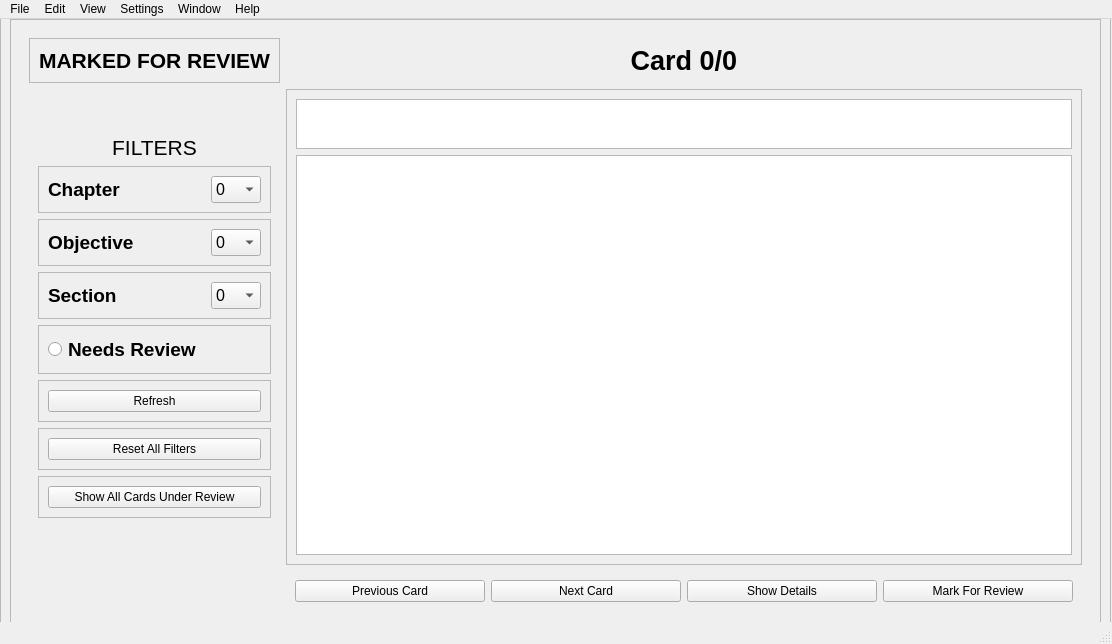
Above: pyqt_ui.ui from j-chisholm/ISTQB-Flashcards before the change. Below: the same form after it.
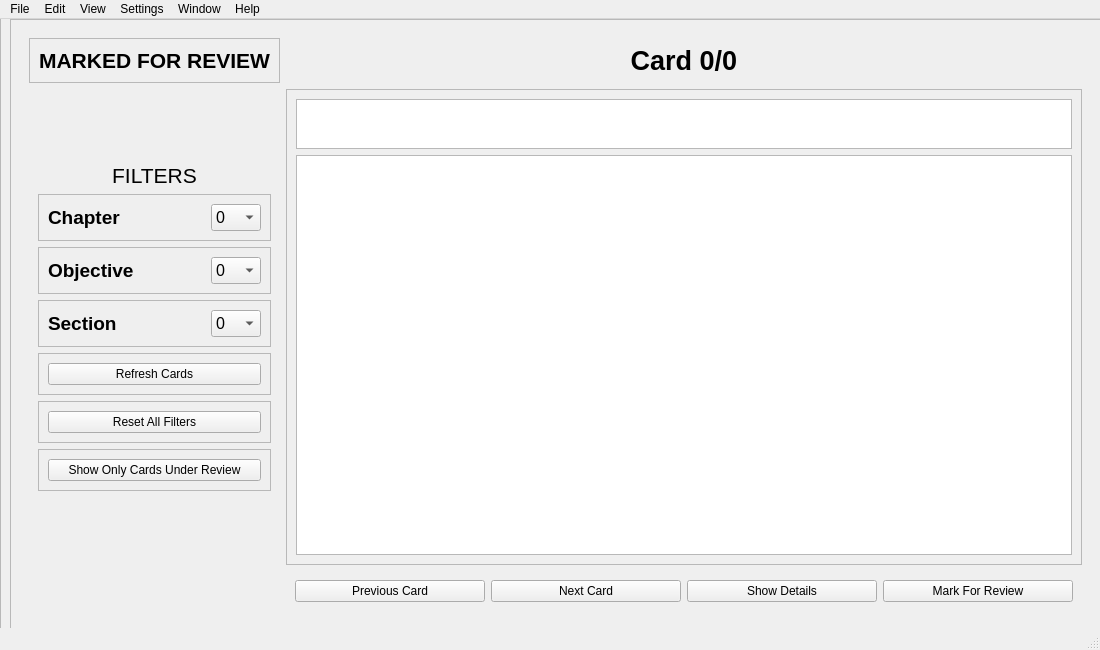
That is the form after the change.

Commit message: Marked for review reducing active cards

```diff
--- a/pyqt_ui.ui
+++ b/pyqt_ui.ui
@@ -6,10 +6,16 @@
    <rect>
     <x>0</x>
     <y>0</y>
-    <width>1112</width>
-    <height>644</height>
+    <width>1100</width>
+    <height>650</height>
    </rect>
   </property>
+  <property name="minimumSize">
+   <size>
+    <width>1100</width>
+    <height>650</height>
+   </size>
+  </property>
   <property name="windowTitle">
    <string>MainWindow</string>
   </property>
@@ -544,43 +550,6 @@
                 </layout>
                </widget>
               </item>
-              <item>
-               <widget class="QFrame" name="frame_11">
-                <property name="frameShape">
-                 <enum>QFrame::StyledPanel</enum>
-                </property>
-                <property name="frameShadow">
-                 <enum>QFrame::Raised</enum>
-                </property>
-                <layout class="QVBoxLayout" name="verticalLayout_4">
-                 <item>
-                  <widget class="QRadioButton" name="needs_review_filter">
-                   <property name="sizePolicy">
-                    <sizepolicy hsizetype="Preferred" vsizetype="Preferred">
-                     <horstretch>0</horstretch>
-                     <verstretch>0</verstretch>
-                    </sizepolicy>
-                   </property>
-                   <property name="font">
-                    <font>
-                     <pointsize>14</pointsize>
-                     <bold>true</bold>
-                    </font>
-                   </property>
-                   <property name="text">
-                    <string>Needs Review</string>
-                   </property>
-                   <property name="iconSize">
-                    <size>
-                     <width>20</width>
-                     <height>20</height>
-                    </size>
-                   </property>
-                  </widget>
-                 </item>
-                </layout>
-               </widget>
-              </item>
               <item>
                <widget class="QFrame" name="frame_12">
                 <property name="frameShape">
@@ -598,7 +567,7 @@
                     </font>
                    </property>
                    <property name="text">
-                    <string>Refresh</string>
+                    <string>Refresh Cards</string>
                    </property>
                   </widget>
                  </item>
@@ -636,7 +605,7 @@
                  <item>
                   <widget class="QPushButton" name="show_review_cards_btn">
                    <property name="text">
-                    <string>Show All Cards Under Review</string>
+                    <string>Show Only Cards Under Review</string>
                    </property>
                   </widget>
                  </item>
@@ -660,7 +629,7 @@
     <rect>
      <x>0</x>
      <y>0</y>
-     <width>1112</width>
+     <width>1100</width>
      <height>22</height>
     </rect>
    </property>
```
Left out of the diff: 21 changed lines with no effect on the pictures. The commit also changes 7 other files.
